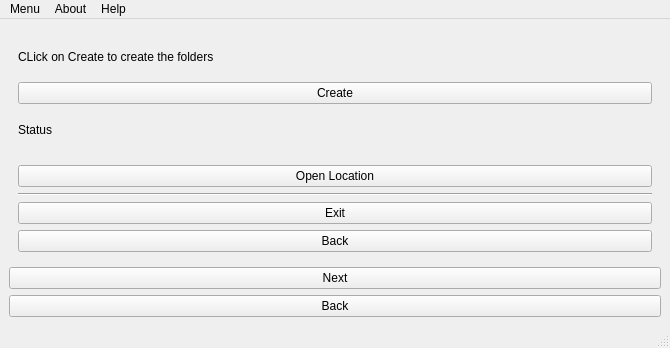
Old version of the form sfo.ui in the repository Abir-Tx/StudyFolderOrganizer-GUI.
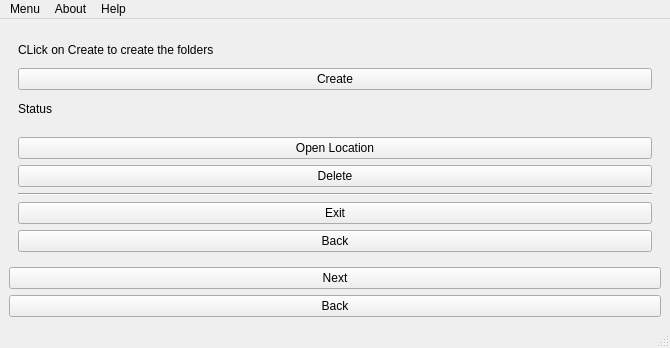
New version of the form. Icons and pictures are not drawn.

Commit message:
Add delete option
closes #5

```diff
--- a/sfo.ui
+++ b/sfo.ui
@@ -275,6 +275,16 @@
           </property>
          </widget>
         </item>
+        <item>
+         <widget class="QPushButton" name="delete_2">
+          <property name="toolTip">
+           <string>Delete just created folders</string>
+          </property>
+          <property name="text">
+           <string>Delete</string>
+          </property>
+         </widget>
+        </item>
         <item>
          <widget class="Line" name="line">
           <property name="minimumSize">
```
The commit also changes 2 other files.
